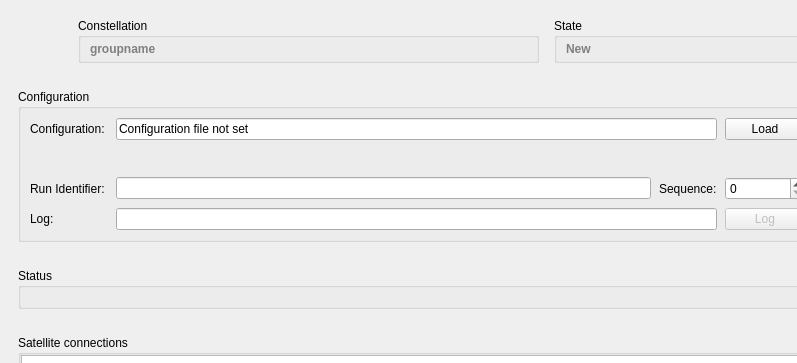
Qt form cxx/controllers/Vintage/euRun.ui (constellation-daq/Constellation) before a commit; both pictures show x 0 to 797 and y 0 to 363 of the 1033 by 659 pixel window.
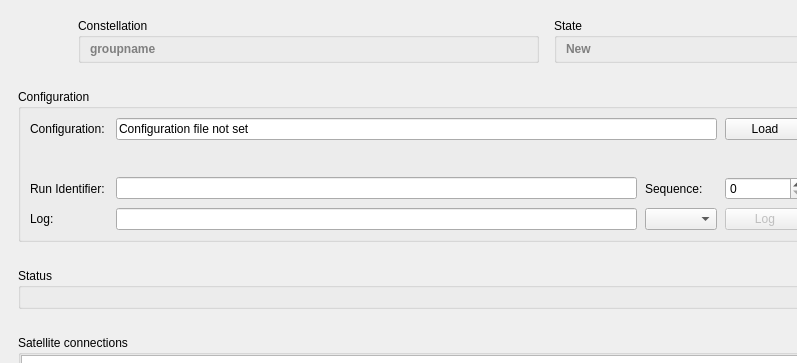
The same form after that commit. Icons and pictures are not drawn.

Commit message: cxx/controller/vintage: add log level selector

The edit to the form file:
```diff
--- a/cxx/controllers/Vintage/euRun.ui
+++ b/cxx/controllers/Vintage/euRun.ui
@@ -204,13 +204,6 @@
           <item row="1" column="0">
            <widget class="QWidget" name="spacer" native="true"/>
           </item>
-          <item row="4" column="2" colspan="2">
-           <widget class="QLineEdit" name="txtLogmsg">
-            <property name="toolTip">
-             <string>Send a log message</string>
-            </property>
-           </widget>
-          </item>
           <item row="0" column="0">
            <widget class="QLabel" name="labelConfig">
             <property name="text">
@@ -262,6 +255,23 @@
           <item row="3" column="2">
            <widget class="QLineEdit" name="runIdentifier"/>
           </item>
+          <item row="4" column="2">
+           <widget class="QLineEdit" name="txtLogmsg">
+            <property name="toolTip">
+             <string>Send a log message</string>
+            </property>
+           </widget>
+          </item>
+          <item row="4" column="3">
+           <widget class="QComboBox" name="comboBoxLogLevel">
+            <property name="currentIndex">
+             <number>-1</number>
+            </property>
+            <property name="maxVisibleItems">
+             <number>6</number>
+            </property>
+           </widget>
+          </item>
          </layout>
         </widget>
        </item>
```
Left out of the diff: 1 changed line with no effect on the pictures. The commit also changes 1 other file.
